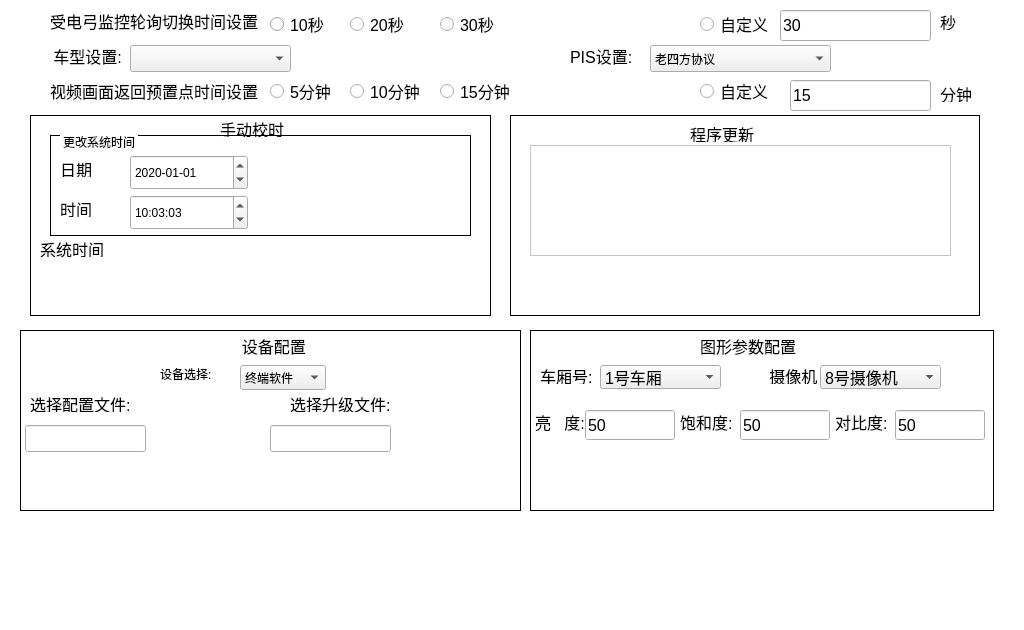
Above: devupdatewidget.ui from 1157889734/monitor_clent before the change. Below: the same form after it.
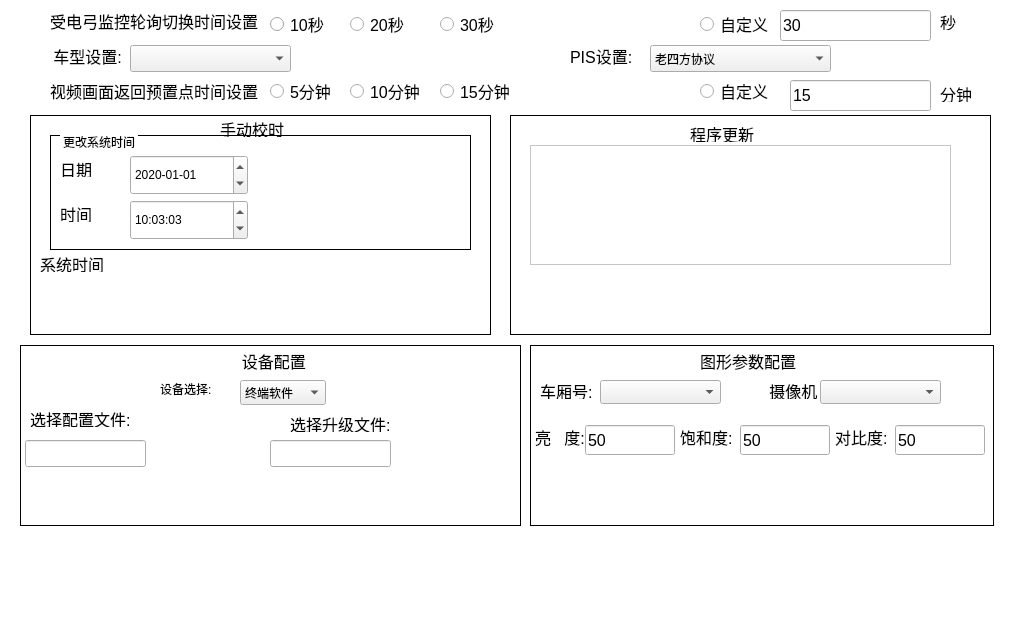
That is the form after the change. Icons and pictures are not drawn.

Commit message: 1.修改报警界面字体居中 2.修改车厢号切换 3.修改录像回放界面复选框效果  4.修改设备更新界面样式

Patch:
```diff
--- a/devupdatewidget.ui
+++ b/devupdatewidget.ui
@@ -28,10 +28,10 @@
   <widget class="QPushButton" name="permissonManagePushButton">
    <property name="geometry">
     <rect>
-     <x>350</x>
-     <y>520</y>
-     <width>206</width>
-     <height>102</height>
+     <x>430</x>
+     <y>560</y>
+     <width>95</width>
+     <height>45</height>
     </rect>
    </property>
    <property name="font">
@@ -559,7 +559,7 @@
      <x>20</x>
      <y>115</y>
      <width>981</width>
-     <height>401</height>
+     <height>430</height>
     </rect>
    </property>
    <property name="focusPolicy">
@@ -569,7 +569,7 @@
     <property name="geometry">
      <rect>
       <x>5</x>
-      <y>310</y>
+      <y>325</y>
       <width>121</width>
       <height>27</height>
      </rect>
@@ -584,7 +584,7 @@
     <property name="geometry">
      <rect>
       <x>565</x>
-      <y>295</y>
+      <y>310</y>
       <width>90</width>
       <height>30</height>
      </rect>
@@ -602,7 +602,7 @@
     <property name="geometry">
      <rect>
       <x>520</x>
-      <y>252</y>
+      <y>267</y>
       <width>51</width>
       <height>17</height>
      </rect>
@@ -623,7 +623,7 @@
     <property name="geometry">
      <rect>
       <x>130</x>
-      <y>308</y>
+      <y>323</y>
       <width>112</width>
       <height>32</height>
      </rect>
@@ -657,7 +657,7 @@
     <property name="geometry">
      <rect>
       <x>580</x>
-      <y>250</y>
+      <y>265</y>
       <width>121</width>
       <height>24</height>
      </rect>
@@ -668,21 +668,11 @@
      </font>
     </property>
     <property name="currentIndex">
-     <number>0</number>
+     <number>-1</number>
     </property>
     <property name="minimumContentsLength">
      <number>0</number>
     </property>
-    <item>
-     <property name="text">
-      <string>1号车厢</string>
-     </property>
-    </item>
-    <item>
-     <property name="text">
-      <string>8号车厢</string>
-     </property>
-    </item>
    </widget>
    <widget class="QComboBox" name="cameraSelectionComboBox">
     <property name="enabled">
@@ -691,7 +681,7 @@
     <property name="geometry">
      <rect>
       <x>800</x>
-      <y>250</y>
+      <y>265</y>
       <width>121</width>
       <height>24</height>
      </rect>
@@ -702,24 +692,14 @@
      </font>
     </property>
     <property name="currentIndex">
-     <number>0</number>
+     <number>-1</number>
     </property>
-    <item>
-     <property name="text">
-      <string>8号摄像机</string>
-     </property>
-    </item>
-    <item>
-     <property name="text">
-      <string>9号摄像机</string>
-     </property>
-    </item>
    </widget>
    <widget class="QLineEdit" name="contrastLineEdit">
     <property name="geometry">
      <rect>
       <x>875</x>
-      <y>295</y>
+      <y>310</y>
       <width>90</width>
       <height>30</height>
      </rect>
@@ -755,7 +735,7 @@
     <property name="geometry">
      <rect>
       <x>180</x>
-      <y>155</y>
+      <y>170</y>
       <width>137</width>
       <height>39</height>
      </rect>
@@ -778,7 +758,7 @@
     <property name="geometry">
      <rect>
       <x>680</x>
-      <y>220</y>
+      <y>235</y>
       <width>101</width>
       <height>21</height>
      </rect>
@@ -796,7 +776,7 @@
     <property name="geometry">
      <rect>
       <x>220</x>
-      <y>250</y>
+      <y>265</y>
       <width>86</width>
       <height>25</height>
      </rect>
@@ -811,7 +791,7 @@
     <property name="geometry">
      <rect>
       <x>720</x>
-      <y>295</y>
+      <y>310</y>
       <width>90</width>
       <height>30</height>
      </rect>
@@ -829,7 +809,7 @@
     <property name="geometry">
      <rect>
       <x>700</x>
-      <y>340</y>
+      <y>355</y>
       <width>161</width>
       <height>43</height>
      </rect>
@@ -857,7 +837,7 @@
     <property name="geometry">
      <rect>
       <x>260</x>
-      <y>125</y>
+      <y>140</y>
       <width>91</width>
       <height>21</height>
      </rect>
@@ -870,7 +850,7 @@
     <property name="geometry">
      <rect>
       <x>660</x>
-      <y>295</y>
+      <y>310</y>
       <width>52</width>
       <height>24</height>
      </rect>
@@ -891,7 +871,7 @@
     <property name="geometry">
      <rect>
       <x>515</x>
-      <y>295</y>
+      <y>310</y>
       <width>51</width>
       <height>24</height>
      </rect>
@@ -912,7 +892,7 @@
     <property name="geometry">
      <rect>
       <x>810</x>
-      <y>150</y>
+      <y>170</y>
       <width>82</width>
       <height>36</height>
      </rect>
@@ -940,7 +920,7 @@
     <property name="geometry">
      <rect>
       <x>10</x>
-      <y>280</y>
+      <y>295</y>
       <width>101</width>
       <height>17</height>
      </rect>
@@ -961,7 +941,7 @@
     <property name="geometry">
      <rect>
       <x>736</x>
-      <y>252</y>
+      <y>267</y>
       <width>61</width>
       <height>17</height>
      </rect>
@@ -982,7 +962,7 @@
     <property name="geometry">
      <rect>
       <x>815</x>
-      <y>295</y>
+      <y>310</y>
       <width>52</width>
       <height>24</height>
      </rect>
@@ -1003,7 +983,7 @@
     <property name="geometry">
      <rect>
       <x>50</x>
-      <y>350</y>
+      <y>365</y>
       <width>82</width>
       <height>37</height>
      </rect>
@@ -1034,9 +1014,9 @@
     <property name="geometry">
      <rect>
       <x>110</x>
-      <y>125</y>
+      <y>140</y>
       <width>131</width>
-      <height>33</height>
+      <height>21</height>
      </rect>
     </property>
     <property name="minimumSize">
@@ -1061,7 +1041,7 @@
     <property name="geometry">
      <rect>
       <x>40</x>
-      <y>220</y>
+      <y>235</y>
       <width>351</width>
       <height>21</height>
      </rect>
@@ -1103,7 +1083,7 @@
     <property name="geometry">
      <rect>
       <x>140</x>
-      <y>250</y>
+      <y>265</y>
       <width>67</width>
       <height>17</height>
      </rect>
@@ -1116,7 +1096,7 @@
     <property name="geometry">
      <rect>
       <x>20</x>
-      <y>125</y>
+      <y>140</y>
       <width>67</width>
       <height>17</height>
      </rect>
@@ -1134,7 +1114,7 @@
     <property name="geometry">
      <rect>
       <x>550</x>
-      <y>150</y>
+      <y>170</y>
       <width>112</width>
       <height>32</height>
      </rect>
@@ -1162,7 +1142,7 @@
     <property name="geometry">
      <rect>
       <x>300</x>
-      <y>350</y>
+      <y>365</y>
       <width>112</width>
       <height>32</height>
      </rect>
@@ -1203,7 +1183,7 @@
       <x>510</x>
       <y>30</y>
       <width>421</width>
-      <height>111</height>
+      <height>120</height>
      </rect>
     </property>
     <property name="styleSheet">
@@ -1216,7 +1196,7 @@
     <property name="geometry">
      <rect>
       <x>250</x>
-      <y>310</y>
+      <y>325</y>
       <width>121</width>
       <height>27</height>
      </rect>
@@ -1231,7 +1211,7 @@
     <property name="geometry">
      <rect>
       <x>270</x>
-      <y>280</y>
+      <y>300</y>
       <width>101</width>
       <height>17</height>
      </rect>
@@ -1249,7 +1229,7 @@
     <property name="geometry">
      <rect>
       <x>380</x>
-      <y>310</y>
+      <y>325</y>
       <width>112</width>
       <height>32</height>
      </rect>
@@ -1314,7 +1294,7 @@
     <property name="geometry">
      <rect>
       <x>40</x>
-      <y>85</y>
+      <y>90</y>
       <width>51</width>
       <height>17</height>
      </rect>
@@ -1332,9 +1312,9 @@
     <property name="geometry">
      <rect>
       <x>110</x>
-      <y>80</y>
+      <y>85</y>
       <width>118</width>
-      <height>35</height>
+      <height>40</height>
      </rect>
     </property>
     <property name="dateTime">
@@ -1385,7 +1365,7 @@
       <x>110</x>
       <y>40</y>
       <width>118</width>
-      <height>35</height>
+      <height>40</height>
      </rect>
     </property>
     <property name="displayFormat">
@@ -1405,7 +1385,7 @@
       <x>30</x>
       <y>20</y>
       <width>421</width>
-      <height>101</height>
+      <height>115</height>
      </rect>
     </property>
     <property name="styleSheet">
@@ -1434,8 +1414,8 @@
      <rect>
       <x>490</x>
       <y>0</y>
-      <width>470</width>
-      <height>201</height>
+      <width>481</width>
+      <height>220</height>
      </rect>
     </property>
     <property name="styleSheet">
@@ -1455,7 +1435,7 @@
       <x>10</x>
       <y>0</y>
       <width>461</width>
-      <height>201</height>
+      <height>220</height>
      </rect>
     </property>
     <property name="styleSheet">
@@ -1473,7 +1453,7 @@
     <property name="geometry">
      <rect>
       <x>0</x>
-      <y>215</y>
+      <y>230</y>
       <width>501</width>
       <height>181</height>
      </rect>
@@ -1493,7 +1473,7 @@
     <property name="geometry">
      <rect>
       <x>510</x>
-      <y>215</y>
+      <y>230</y>
       <width>464</width>
       <height>181</height>
      </rect>
```
Left out of the diff: 2 changed lines with no effect on the pictures. The commit also changes 15 other files.
